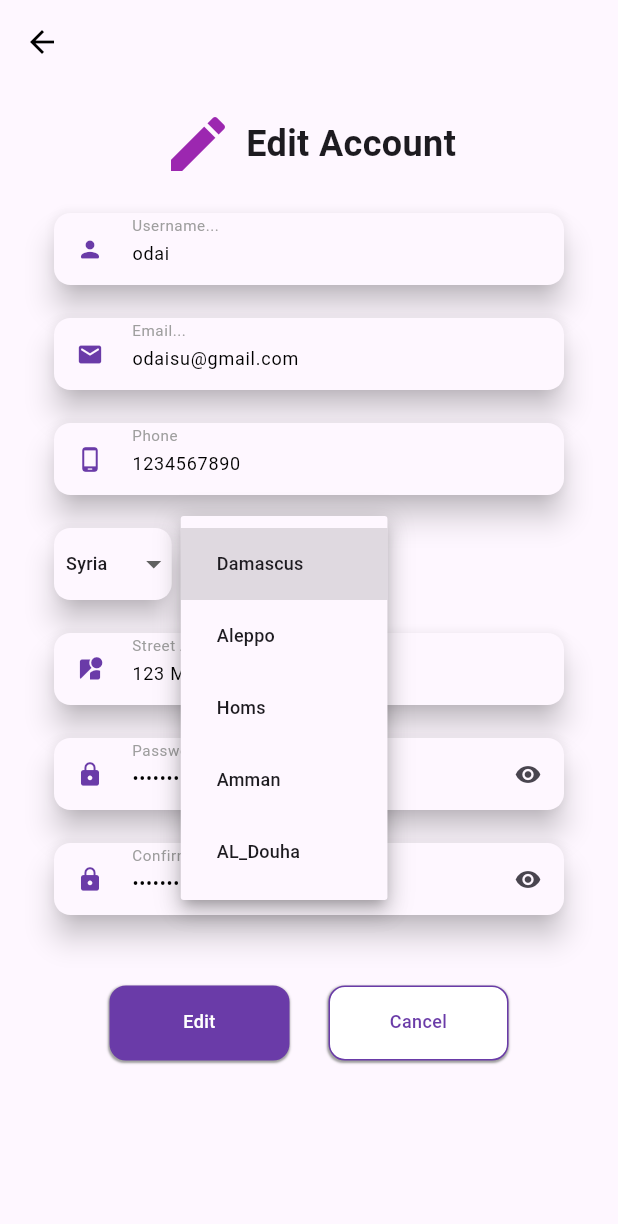
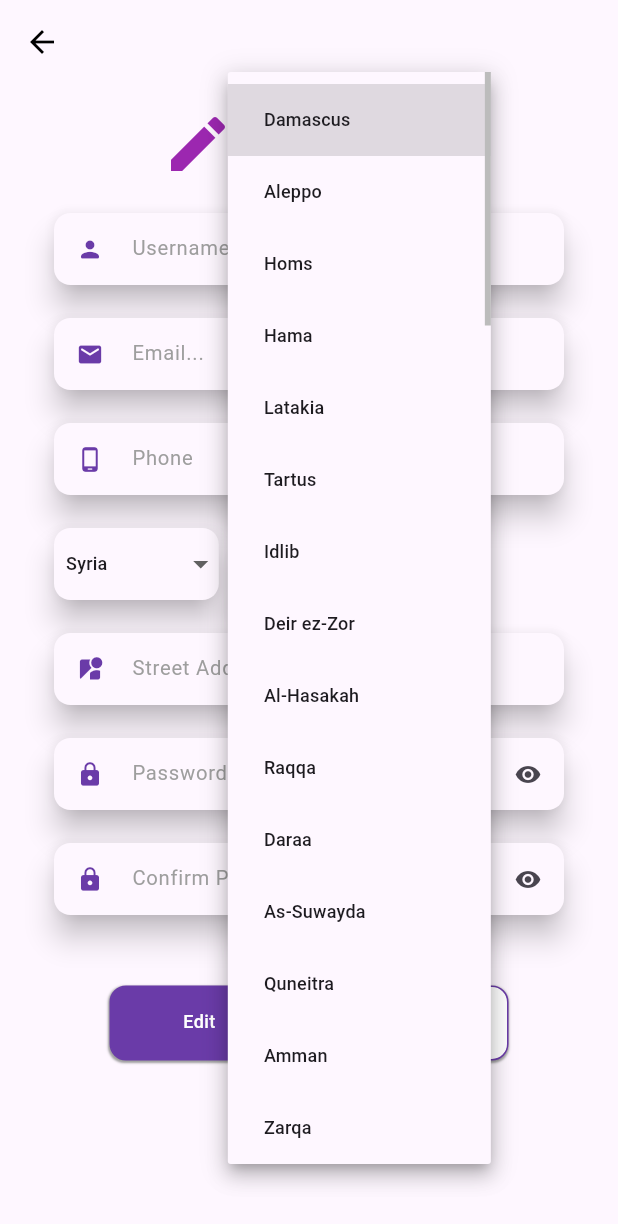
Before and after one commit to odai002/Fixit_App, a Flutter app: the EditAccountPage screen opened by its route, after a tap on "Damascus", on a phone screen of 412 x 824 dp. Shown: the top 1224 px of the screen. Run offline on Flutter 3.47's test engine with Material 3 defaults, Android fonts, the phone set to English and light mode, and no system bars; our stand-ins replace cached_network_image, flutter_otp_text_field, get, google_fonts, image_picker, lottie and 1 more; accounts and stored records are empty; Roboto replaces fonts that are missing (Libre Caslon Text).

Commit message:
editProfile and acc_rej_contract and setting Done

```diff
--- a/lib/Controller/Auth/signup_controller.dart
+++ b/lib/Controller/Auth/signup_controller.dart
@@ -158,7 +158,7 @@ ShowConfirmPassword(){
            password_confirmation: password_confirmation.text,
          );
 
-         print("User data: ${user.toJson()}"); // طباعة بيانات المستخدم
+         print("User data: ${user.toJson()}");
 
          SignupService signupService = SignupService();
          await signupService.registerUser(user);
--- a/lib/Controller/Mainpages/editaccount_controller.dart
+++ b/lib/Controller/Mainpages/editaccount_controller.dart
@@ -1,40 +1,99 @@
+import 'package:fixit/data/data_source/Remote/MainPages/edit_profile_service.dart';
 import 'package:flutter/cupertino.dart';
 import 'package:get/get.dart';
 
 class EditaccountController extends GetxController{
-  List<String> users=['Home Owner', 'Contractor'];
-  List<String> services =  ['Cleaning', 'Handyman', 'Movers', 'Landscaping', 'HVAC',
-    'Plumbing', 'Snow Removal', 'Electrician', 'Roof Repair', 'Carpet Cleaning', 'Flooring', 'Carpenter'];
-  List<String> Country = ['Syria','Jordan','Qatar'];
-  List<String> City = ['Damascus', 'Aleppo', 'Homs', 'Amman', 'AL_Douha'];
-
-  late TextEditingController username = TextEditingController(text: "odai");
-  late TextEditingController email = TextEditingController(text:"odaisue@gmail.com");
-  late TextEditingController phone = TextEditingController(text: "099554167");
-  late String?  user_type='Home Owner';
-  String? service='Cleaning';
-  late String? city='Syria';
-  late String? country ='Damascus';
-  late TextEditingController streetAddress = TextEditingController(text: "Al-Tal");
-  late TextEditingController password = TextEditingController(text: "************");
-  late TextEditingController confirmPassword = TextEditingController(text: "************");
+  List<String> Countries = [
+    "30".tr,
+    "31".tr,
+    "32".tr,
+    "33".tr,
+    "34".tr,
+    "35".tr
+  ];
+  List<String> Cities = [
+    "36".tr,
+    "37".tr,
+    "38".tr,
+    "39".tr,
+    "40".tr,
+    "41".tr,
+    "42".tr,
+    "43".tr,
+    "44".tr,
+    "45".tr,
+    "46".tr,
+    "47".tr,
+    "48".tr,
+    "49".tr,
+    "50".tr,
+    "51".tr,
+    "52".tr,
+    "53".tr,
+    "54".tr,
+    "55".tr,
+    "56".tr,
+    "57".tr,
+    "58".tr,
+    "59".tr,
+    "60".tr,
+    "61".tr,
+    "62".tr,
+    "63".tr,
+    "64".tr,
+    "65".tr,
+    "66".tr,
+    "67".tr,
+    "68".tr,
+    "69".tr,
+    "70".tr,
+    "71".tr,
+    "72".tr,
+    "73".tr,
+    "74".tr,
+    "75".tr,
+    "76".tr,
+    "77".tr,
+    "78".tr,
+    "79".tr,
+    "80".tr,
+    "81".tr,
+    "82".tr,
+    "83".tr,
+    "84".tr,
+    "85".tr,
+    "86".tr,
+    "87".tr,
+    "88".tr,
+    "89".tr,
+    "90".tr,
+    "91".tr,
+    "92".tr,
+    "93".tr,
+    "94".tr,
+    "95".tr,
+    "96".tr,
+    "97".tr,
+    "98".tr,
+    "99".tr,
+    "100".tr
+  ];
+  GlobalKey<FormState> FormState0= GlobalKey<FormState>();
 
 
+  late TextEditingController username = TextEditingController();
+  late TextEditingController email = TextEditingController();
+  late TextEditingController phone = TextEditingController();
+  late String?  user_type;
+  late String city='Syria';
+  late String country ='Damascus';
+  late TextEditingController streetAddress = TextEditingController();
+  late TextEditingController password = TextEditingController();
+  late TextEditingController confirmPassword = TextEditingController();
 
   bool showContractorDropdown = false;
   bool isshowpassword = true;
   bool isConfirmshowpassword = true;
-
-
-
-  void initializeFields(String initialUsername, String initialEmail, String initialPhone, String initialStreet , String initialpass, String initialconfpass) {
-    username.text = initialUsername;
-    email.text = initialEmail;
-    phone.text = initialPhone;
-    streetAddress.text = initialStreet;
-    password.text = initialpass;
-    confirmPassword.text= initialconfpass;
-  }
 
   ShowPassword(){
     isshowpassword = isshowpassword == true ? false : true ;
@@ -45,28 +104,22 @@ class EditaccountController extends GetxController{
     update();
   }
 
-Edit(){
+Edit()async{
+  var formdata = FormState0.currentState;
+  if (formdata!.validate()) {
+    try {
+      EditProfileService editProfileService = EditProfileService();
+      await editProfileService.editProfile(
+          username.text, phone.text, password.text,city,
+          country, /*confirmPassword.text,*/ streetAddress.text);
+    }catch(e){
+      print("Error during edit profile: $e");
+      }
+    }
 
 }
-
   Cancel() {
     Get.back();
-  }
-
-
-  void setUsertype(String value){
-    user_type = value;
-    if(user_type == 'Contractor'){
-      showContractorDropdown=true;
-    }else{
-      showContractorDropdown=false;
-    }
-    update();
-  }
-
-  void setService(String value) {
-    service = value;
-    update();
   }
 
   void setCountry(String value) {
--- a/lib/Core/constant/route.dart
+++ b/lib/Core/constant/route.dart
@@ -29,6 +29,11 @@ class AppRoute{
   //Main Pages
   static const String  EditAccountPage= "/editaccountpage";
   static const String Notification = "/notification";
+  static const String Setting = "/setting";
+  static const String Profile = "/profile";
+
+
+
 
 
 }
--- a/lib/Core/localization/translation.dart
+++ b/lib/Core/localization/translation.dart
@@ -39,6 +39,71 @@ class MyTranslation extends Translations {
       "33": "المملكة العربية السعودية",
       "34": "الإمارات العربية المتحدة",
       "35": "العراق",
+      "36": "دمشق",
+      "37": "حلب",
+      "38": "حمص",
+      "39": "حماة",
+      "40": "اللاذقية",
+      "41": "طرطوس",
+      "42": "إدلب",
+      "43": "دير الزور",
+      "44": "الحسكة",
+      "45": "الرقة",
+      "46": "درعا",
+      "47": "السويداء",
+      "48": "القنيطرة",
+      "49": "عمان",
+      "50": "الزرقاء",
+      "51": "إربد",
+      "52": "العقبة",
+      "53": "البلقاء",
+      "54": "مادبا",
+      "55": "جرش",
+      "56": "المفرق",
+      "57": "الكرك",
+      "58": "الطفيلة",
+      "59": "معان",
+      "60": "عجلون",
+      "61": "بيروت",
+      "62": "جبل لبنان",
+      "63": "لبنان الشمالي",
+      "64": "لبنان الجنوبي",
+      "65": "البقاع",
+      "66": "النبطية",
+      "67": "الرياض",
+      "68": "مكة المكرمة",
+      "69": "المدينة المنورة",
+      "70": "المنطقة الشرقية",
+      "71": "عسير",
+      "72": "تبوك",
+      "73": "حائل",
+      "74": "جازان",
+      "75": "نجران",
+      "76": "الباحة",
+      "77": "الجوف",
+      "78": "الحدود الشمالية",
+      "79": "أبوظبي",
+      "80": "دبي",
+      "81": "الشارقة",
+      "82": "عجمان",
+      "83": "رأس الخيمة",
+      "84": "الفجيرة",
+      "85": "أم القيوين",
+      "86": "بغداد",
+      "87": "البصرة",
+      "88": "الموصل",
+      "89": "أربيل",
+      "90": "السليمانية",
+      "91": "كربلاء",
+      "92": "النجف",
+      "93": "كركوك",
+      "94": "الأنبار",
+      "95": "ديالى",
+      "96": "ذي قار",
+      "97": "بابل",
+      "98": "المثنى",
+      "99": "واسط",
+      "100": "القادسية",
       "101": "تعديل الحساب",
       "102": "اسم المستخدم",
       "103": "الهاتف",
@@ -134,6 +199,71 @@ class MyTranslation extends Translations {
       "33": "Saudi Arabia",
       "34": "UAE",
       "35": "Iraq",
+      "36": "Damascus",
+      "37": "Aleppo",
+      "38": "Homs",
+      "39": "Hama",
+      "40": "Latakia",
+      "41": "Tartus",
+      "42": "Idlib",
+      "43": "Deir ez-Zor",
+      "44": "Al-Hasakah",
+      "45": "Raqqa",
+      "46": "Daraa",
+      "47": "As-Suwayda",
+      "48": "Quneitra",
+      "49": "Amman",
+      "50": "Zarqa",
+      "51": "Irbid",
+      "52": "Aqaba",
+      "53": "Balqa",
+      "54": "Madaba",
+      "55": "Jerash",
+      "56": "Mafraq",
+      "57": "Karak",
+      "58": "Tafilah",
+      "59": "Ma'an",
+      "60": "Ajloun",
+      "61": "Beirut",
+      "62": "Mount Lebanon",
+      "63": "North Lebanon",
+      "64": "South Lebanon",
+      "65": "Beqaa",
+      "66": "Nabatieh",
+      "67": "Riyadh",
+      "68": "Makkah",
+      "69": "Medina",
+      "70": "Eastern Province",
+      "71": "Asir",
+      "72": "Tabuk",
+      "73": "Hail",
+      "74": "Jazan",
+      "75": "Najran",
+      "76": "Al Bahah",
+      "77": "Al Jawf",
+      "78": "Northern Borders",
+      "79": "Abu Dhabi",
+      "80": "Dubai",
+      "81": "Sharjah",
+      "82": "Ajman",
+      "83": "Ras Al Khaimah",
+      "84": "Fujairah",
+      "85": "Umm Al Quwain",
+      "86": "Baghdad",
+      "87": "Basra",
+      "88": "Mosul",
+      "89": "Erbil",
+      "90": "Sulaymaniyah",
+      "91": "Karbala",
+      "92": "Najaf",
+      "93": "Kirkuk",
+      "94": "Anbar",
+      "95": "Diyala",
+      "96": "Dhi Qar",
+      "97": "Babil",
+      "98": "Maysan",
+      "99": "Wasit",
+      "100": "Qadisiyyah",
       "101": "Edit Account",
       "102": "Username...",
       "103": "Phone",
--- a/lib/Core/services/myservices.dart
+++ b/lib/Core/services/myservices.dart
@@ -5,6 +5,7 @@ class Myservices extends GetxService{
   late SharedPreferences sharedPreferences;
 
   Future<Myservices> initial() async{
+
      sharedPreferences = await SharedPreferences.getInstance();
      return this;
   }
--- a/lib/View/Screen/MainPages/edit_account_page.dart
+++ b/lib/View/Screen/MainPages/edit_account_page.dart
@@ -12,14 +12,6 @@ class EditAccountPage extends StatelessWidget {
   Widget build(BuildContext context) {
     EditaccountController controller = Get.put(EditaccountController());
 
-    controller.initializeFields(
-        "odai",
-        "odaisu@gmail.com",
-        "1234567890",
-        "123 Main St",
-        "odaiiiiiiiiiiis2",
-        "odaiiiiiiiiiiis2"
-    );
 
     return Scaffold(
       appBar: AppBar(
@@ -34,6 +26,8 @@ class EditAccountPage extends StatelessWidget {
       ),
       body: Padding(
         padding:  const EdgeInsets.all(16.0),
+        child: Form(
+          key: controller.FormState0,
           child: Center(
             child: Column(
               crossAxisAlignment: CrossAxisAlignment.center,
@@ -107,7 +101,7 @@ class EditAccountPage extends StatelessWidget {
                     builder: (controller) => Row(
                       children: [
                         DropdownMenuExample(
-                        items: controller.Country,
+                          items: controller.Countries,
                           onSelected: (String value) {
                             controller.setCountry(value);
                           },
@@ -117,7 +111,7 @@ class EditAccountPage extends StatelessWidget {
                         ),
                         const SizedBox(width: 22),
                         DropdownMenuExample(
-                        items: controller.City,
+                          items: controller.Cities,
                           onSelected: (String value) {
                             controller.setCity(value);
                           },
@@ -236,6 +230,7 @@ class EditAccountPage extends StatelessWidget {
             ),
           ),
         ),
+      ),
     );
   }
 }
--- a/lib/View/Widgets/Custom_Bottom_naf_Bar.dart
+++ b/lib/View/Widgets/Custom_Bottom_naf_Bar.dart
@@ -64,7 +64,7 @@ class _SnackBarBodyState extends State<SnackBarBody> {
           IconButton(
             enableFeedback: false,
             onPressed: () {
-              navigateToPage(1, '/settings');  // Navigate to Settings Page
+              navigateToPage(1, AppRoute.Setting);  // Navigate to Settings Page
             },
             icon: pageIndex == 1
                 ? const Icon(
@@ -82,7 +82,7 @@ class _SnackBarBodyState extends State<SnackBarBody> {
           IconButton(
             enableFeedback: false,
             onPressed: () {
-              navigateToPage(2, '/profile');  // Navigate to Profile Page
+              navigateToPage(2, AppRoute.Profile);  // Navigate to Profile Page
             },
             icon: pageIndex == 2
                 ? const Icon(
--- a/lib/data/data_source/Remote/auth/signin_service.dart
+++ b/lib/data/data_source/Remote/auth/signin_service.dart
@@ -35,12 +35,6 @@ class SigninService {
       throw Exception("Error occurred during sign in: $e");
     }
   }
-  Future<void> signout()async{
-     SharedPreferences sharedpref = await SharedPreferences.getInstance();
-     sharedpref.remove('token');
-     token=null;
-     isAuthenticated=false;
-  }
 
   Future<String?> getToken()async{
     SharedPreferences prefs= await SharedPreferences.getInstance();
--- a/lib/routs.dart
+++ b/lib/routs.dart
@@ -1,10 +1,12 @@
 import 'package:fixit/View/Screen/Contractor/Input_contractor/Home_page/Contractor_Home_Page_Main.dart';
 import 'package:fixit/View/Screen/Contractor/Input_contractor/Home_page/task_detial_page.dart';
 import 'package:fixit/View/Screen/Contractor/Input_contractor/contract_page.dart';
+import 'package:fixit/View/Screen/Contractor/Input_contractor/profile_page.dart';
 import 'package:fixit/View/Screen/Home_Owner/Input_onwer/Home_app/Category_Page/category_page.dart';
 import 'package:fixit/View/Screen/Home_Owner/Input_onwer/Home_app/Home_page.dart';
 import 'package:fixit/View/Screen/Home_Owner/Input_onwer/Home_app/task_page.dart';
 import 'package:fixit/View/Screen/MainPages/notification.dart';
+import 'package:fixit/View/Screen/MainPages/setting_page.dart';
 import 'package:get/get_navigation/src/routes/get_route.dart';
 import 'Core/constant/route.dart';
 import 'View/Screen/Auth/forgetpassword/forgetpassword.dart';
@@ -38,6 +40,9 @@ List<GetPage<dynamic>>? routes =[
   //Main Pages
   GetPage(name:AppRoute.EditAccountPage , page: () => EditAccountPage()),
   GetPage(name:AppRoute.Notification , page: () => const Notification()),
+  GetPage(name:AppRoute.Setting , page: () => const SettingPage()),
+  GetPage(name:AppRoute.Profile , page: () =>  ProfilePage()),
+
 
   //Home Onwer
   GetPage(name:AppRoute.HomePage , page: () => HomePage()),
--- a/pubspec.yaml
+++ b/pubspec.yaml
@@ -50,6 +50,7 @@ dependencies:
   shared_preferences: ^2.3.2
   cached_network_image: ^3.2.0
 
+
 dev_dependencies:
   flutter_test:
     sdk: flutter
```
Also changed, not shown: lib/Controller/Auth/signin_controller.dart (+5 -4 lines), lib/Controller/HomeOnwer/notification_controller.dart (+10 -4 lines), lib/Controller/Mainpages/settings_controller.dart (added, +13 -0 lines), lib/Core/constant/link_api.dart (+10 -1 lines), lib/View/Screen/Contractor/Input_contractor/Home_page/receipt_page.dart (+9 -9 lines), lib/View/Screen/MainPages/notification.dart (+28 -2 lines), lib/View/Screen/MainPages/setting_page.dart (+21 -21 lines), lib/View/Widgets/Notification_Card.dart (+14 -4 lines), lib/data/data_source/Remote/MainPages/edit_profile_service.dart (added, +55 -0 lines), lib/data/data_source/Remote/home onwer/all_mycontracts.dart (+60 -2 lines), pubspec.lock, 2 other files. Lines whose indentation alone changed are shown as unchanged.
